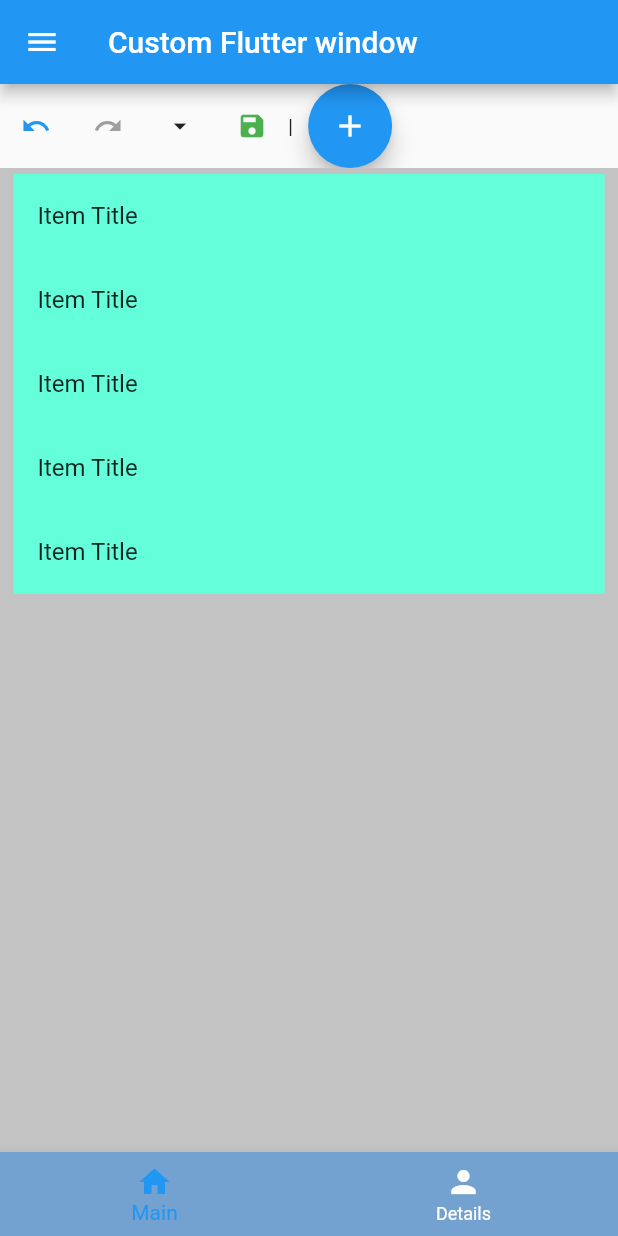
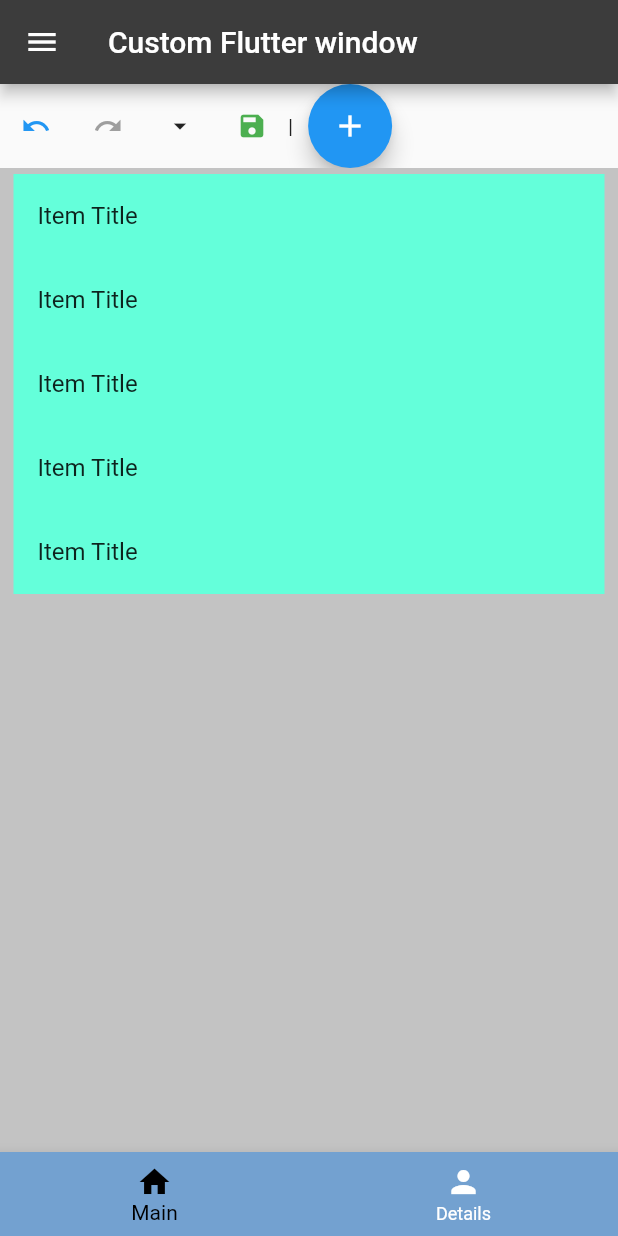
Before and after one commit to mandolf0/flutter_desktop_custom_titleBar, a Flutter app: the screen it shows after launch, on a phone screen of 412 x 824 dp. Run offline on Flutter 3.47's test engine with Material 2 defaults, Android fonts, the phone set to English and light mode, and no system bars; missing offline and left inert: bitsdojo_window.

Commit message:
Last minute changes during screenshots
BottomNavigationBarItem colors changed.
AppBar color set to the same as the Desktop version.

```diff
--- a/lib/main.dart
+++ b/lib/main.dart
@@ -40,10 +40,13 @@ class MyApp extends StatelessWidget {
       debugShowCheckedModeBanner: false,
       home: Platform.isWindows ? DesktopScreen() : MobileScreen(),
       theme: ThemeData(
+        appBarTheme: AppBarTheme(backgroundColor: Color(0xff3c3c3c)),
         primaryColor: Colors.green,
         textTheme: TextTheme(
             caption: TextStyle(
-                color: Colors.white, fontFamily: 'opensans', fontSize: 12)),
+                color: Colors.white, fontFamily: 'opensans', fontSize: 12),
+            bodyText1: TextStyle(
+                color: Colors.black, fontFamily: 'opensans', fontSize: 12)),
       ),
     );
   }
--- a/lib/mobile_screen.dart
+++ b/lib/mobile_screen.dart
@@ -24,9 +24,11 @@ class MobileScreen extends StatelessWidget {
         ],
       ),
       bottomNavigationBar: BottomNavigationBar(
+        currentIndex: 0,
         backgroundColor: Color(0xff73a1d0),
         onTap: (value) => print(value),
         unselectedItemColor: Colors.white,
+        selectedItemColor: Colors.black,
         items: [
           BottomNavigationBarItem(
               icon: Icon(
```
Also changed, not shown: 1 other file.
